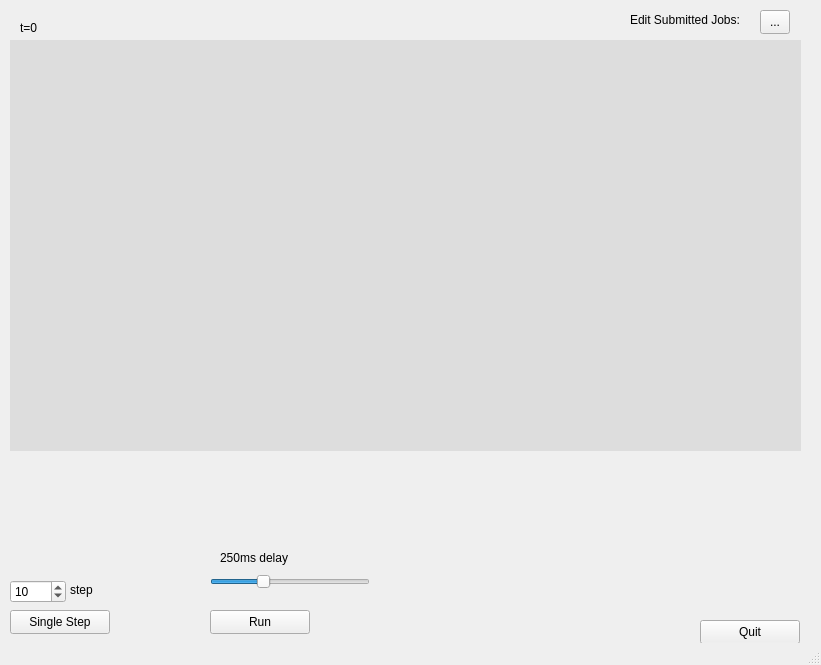
fubarwrangler/atlassim, file ui/simulation.ui: the form before one commit.
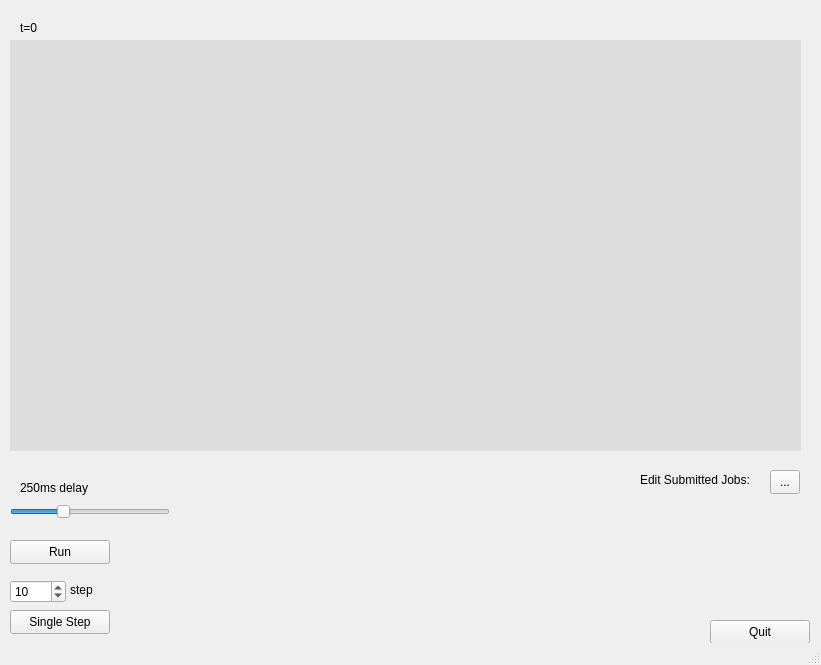
The form after the commit. Custom widgets are drawn as their Qt base class.

Commit message: Split layout-generation code into module

Patch:
```diff
--- a/ui/simulation.ui
+++ b/ui/simulation.ui
@@ -36,7 +36,7 @@
    <widget class="QPushButton" name="quitBtn">
     <property name="geometry">
      <rect>
-      <x>700</x>
+      <x>710</x>
       <y>620</y>
       <width>100</width>
       <height>24</height>
@@ -99,8 +99,8 @@
    <widget class="QPushButton" name="startStop">
     <property name="geometry">
      <rect>
-      <x>210</x>
-      <y>610</y>
+      <x>10</x>
+      <y>540</y>
       <width>100</width>
       <height>24</height>
      </rect>
@@ -131,8 +131,8 @@
    <widget class="QToolButton" name="toolButton">
     <property name="geometry">
      <rect>
-      <x>760</x>
-      <y>10</y>
+      <x>770</x>
+      <y>470</y>
       <width>30</width>
       <height>24</height>
      </rect>
@@ -144,8 +144,8 @@
    <widget class="QLabel" name="label">
     <property name="geometry">
      <rect>
-      <x>630</x>
-      <y>10</y>
+      <x>640</x>
+      <y>470</y>
       <width>131</width>
       <height>20</height>
      </rect>
@@ -170,8 +170,8 @@
    <widget class="QSlider" name="simspeedSlider">
     <property name="geometry">
      <rect>
-      <x>210</x>
-      <y>570</y>
+      <x>10</x>
+      <y>500</y>
       <width>160</width>
       <height>23</height>
      </rect>
@@ -204,8 +204,8 @@
    <widget class="QLabel" name="simspeedLabel">
     <property name="geometry">
      <rect>
-      <x>220</x>
-      <y>550</y>
+      <x>20</x>
+      <y>480</y>
       <width>91</width>
       <height>16</height>
      </rect>
@@ -217,10 +217,10 @@
    <widget class="QWidget" name="verticalLayoutWidget">
     <property name="geometry">
      <rect>
-      <x>440</x>
+      <x>210</x>
       <y>460</y>
-      <width>371</width>
-      <height>141</height>
+      <width>351</width>
+      <height>191</height>
      </rect>
     </property>
     <layout class="QVBoxLayout" name="statusLayout"/>
```
The commit also changes 4 other files.
